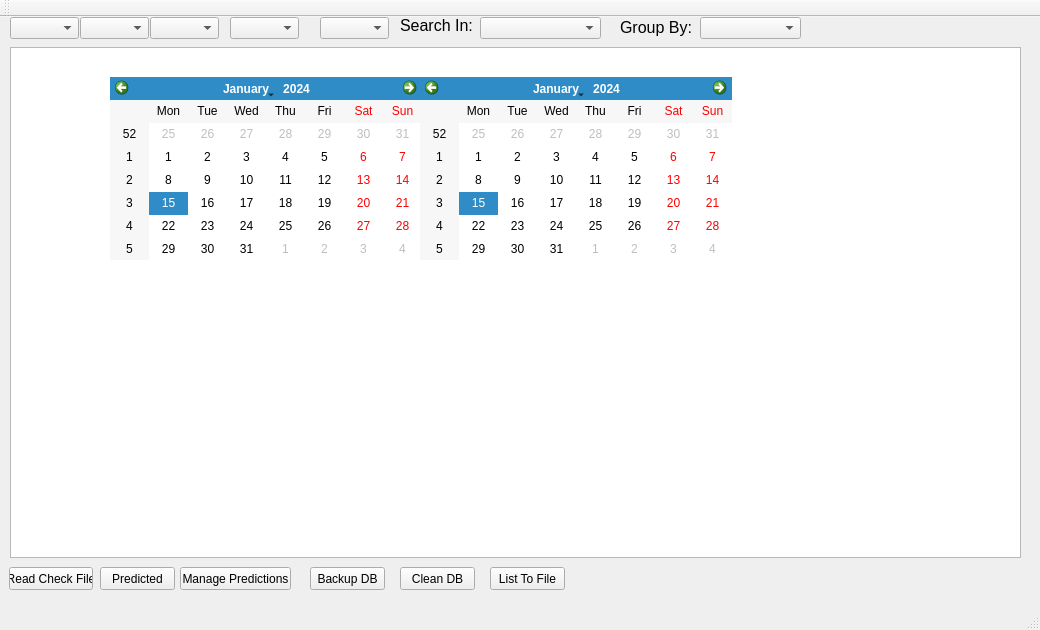
The window that mainwindow.ui (n6nq/checking) describes before a commit, drawn with Qt 5.
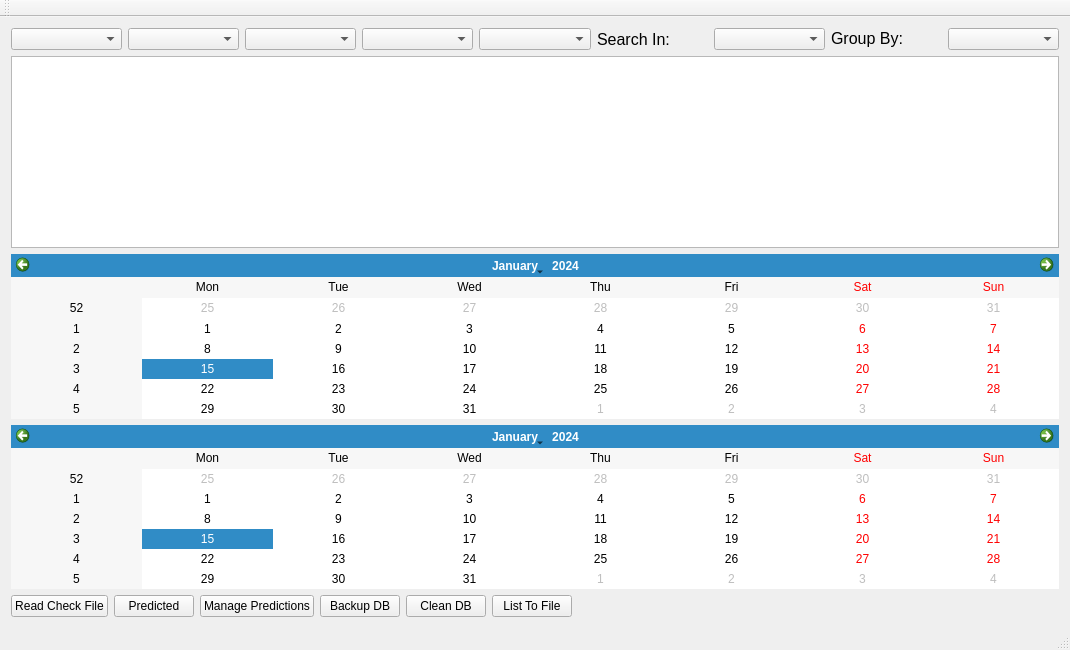
The same window after the commit.

Commit message: Added correct re-sizing to main, managecatergories and readcheckfile dialogs.  More to do.

The edit to the form file:
```diff
--- a/mainwindow.ui
+++ b/mainwindow.ui
@@ -6,49 +6,19 @@
    <rect>
     <x>0</x>
     <y>0</y>
-    <width>1040</width>
-    <height>630</height>
+    <width>1070</width>
+    <height>650</height>
    </rect>
   </property>
   <property name="windowTitle">
    <string>MainWindow</string>
   </property>
   <widget class="QWidget" name="centralWidget">
-   <widget class="QPushButton" name="btnChart">
-    <property name="geometry">
-     <rect>
-      <x>100</x>
-      <y>550</y>
-      <width>75</width>
-      <height>23</height>
-     </rect>
-    </property>
-    <property name="text">
-     <string>Predicted</string>
-    </property>
-   </widget>
-   <widget class="QPushButton" name="btnReadFile">
-    <property name="geometry">
-     <rect>
-      <x>9</x>
-      <y>550</y>
-      <width>84</width>
-      <height>23</height>
-     </rect>
-    </property>
-    <property name="text">
-     <string>Read Check File</string>
-    </property>
-   </widget>
+   <layout class="QVBoxLayout" name="verticalLayout">
+    <item>
+     <layout class="QHBoxLayout" name="horizontalLayout_3">
+      <item>
    <widget class="QComboBox" name="cbCategory">
-    <property name="geometry">
-     <rect>
-      <x>10</x>
-      <y>0</y>
-      <width>69</width>
-      <height>22</height>
-     </rect>
-    </property>
     <property name="whatsThis">
      <string extracomment="Select sort order or category"/>
     </property>
@@ -62,55 +32,56 @@
      <number>0</number>
     </property>
    </widget>
-   <widget class="QComboBox" name="cbDate">
-    <property name="geometry">
-     <rect>
-      <x>80</x>
-      <y>0</y>
-      <width>69</width>
-      <height>22</height>
-     </rect>
-    </property>
-   </widget>
-   <widget class="QComboBox" name="cbAmount">
-    <property name="geometry">
-     <rect>
-      <x>150</x>
-      <y>0</y>
-      <width>69</width>
-      <height>22</height>
-     </rect>
-    </property>
-   </widget>
-   <widget class="QComboBox" name="cbCheckNum">
-    <property name="geometry">
-     <rect>
-      <x>230</x>
-      <y>0</y>
-      <width>69</width>
-      <height>22</height>
-     </rect>
-    </property>
-   </widget>
-   <widget class="QComboBox" name="cbDescription">
-    <property name="geometry">
-     <rect>
-      <x>320</x>
-      <y>0</y>
-      <width>69</width>
-      <height>22</height>
-     </rect>
-    </property>
-   </widget>
+      </item>
+      <item>
+       <widget class="QComboBox" name="cbDate"/>
+      </item>
+      <item>
+       <widget class="QComboBox" name="cbAmount"/>
+      </item>
+      <item>
+       <widget class="QComboBox" name="cbCheckNum"/>
+      </item>
+      <item>
+       <widget class="QComboBox" name="cbDescription"/>
+      </item>
+      <item>
+       <widget class="QLabel" name="labelSearchIn">
+        <property name="font">
+         <font>
+          <pointsize>12</pointsize>
+         </font>
+        </property>
+        <property name="text">
+         <string>Search In:</string>
+        </property>
+       </widget>
+      </item>
+      <item>
+       <widget class="QComboBox" name="cbSearchIn"/>
+      </item>
+      <item>
+       <widget class="QLabel" name="label">
+        <property name="font">
+         <font>
+          <pointsize>12</pointsize>
+         </font>
+        </property>
+        <property name="text">
+         <string>Group By:</string>
+        </property>
+        <property name="textFormat">
+         <enum>Qt::RichText</enum>
+        </property>
+       </widget>
+      </item>
+      <item>
+       <widget class="QComboBox" name="cbGroupBy"/>
+      </item>
+     </layout>
+    </item>
+    <item>
    <widget class="QListView" name="listEntries">
-    <property name="geometry">
-     <rect>
-      <x>10</x>
-      <y>30</y>
-      <width>1011</width>
-      <height>511</height>
-     </rect>
-    </property>
     <property name="font">
      <font>
       <family>Courier New</family>
@@ -136,137 +107,77 @@
      <number>0</number>
     </property>
    </widget>
-   <widget class="QCalendarWidget" name="calendar1">
-    <property name="geometry">
-     <rect>
-      <x>110</x>
-      <y>60</y>
-      <width>312</width>
-      <height>183</height>
-     </rect>
-    </property>
-   </widget>
-   <widget class="QCalendarWidget" name="calendar2">
-    <property name="geometry">
-     <rect>
-      <x>420</x>
-      <y>60</y>
-      <width>312</width>
-      <height>183</height>
-     </rect>
-    </property>
-   </widget>
-   <widget class="QComboBox" name="cbSearchIn">
-    <property name="geometry">
-     <rect>
-      <x>480</x>
-      <y>0</y>
-      <width>121</width>
-      <height>22</height>
-     </rect>
-    </property>
-   </widget>
-   <widget class="QLabel" name="labelSearchIn">
-    <property name="geometry">
-     <rect>
-      <x>400</x>
-      <y>0</y>
-      <width>81</width>
-      <height>16</height>
-     </rect>
-    </property>
-    <property name="font">
-     <font>
-      <pointsize>12</pointsize>
-     </font>
-    </property>
+    </item>
+    <item>
+     <widget class="QCalendarWidget" name="calendar2"/>
+    </item>
+    <item>
+     <widget class="QCalendarWidget" name="calendar1"/>
+    </item>
+    <item>
+     <layout class="QHBoxLayout" name="horizontalLayout_2">
+      <item>
+       <layout class="QHBoxLayout" name="horizontalLayout">
+        <item>
+         <widget class="QPushButton" name="btnReadFile">
     <property name="text">
-     <string>Search In:</string>
-    </property>
-   </widget>
-   <widget class="QLabel" name="label">
-    <property name="geometry">
-     <rect>
-      <x>620</x>
-      <y>0</y>
-      <width>71</width>
-      <height>21</height>
-     </rect>
-    </property>
-    <property name="font">
-     <font>
-      <pointsize>12</pointsize>
-     </font>
-    </property>
+           <string>Read Check File</string>
+          </property>
+         </widget>
+        </item>
+        <item>
+         <widget class="QPushButton" name="btnChart">
     <property name="text">
-     <string>Group By:</string>
-    </property>
-    <property name="textFormat">
-     <enum>Qt::RichText</enum>
-    </property>
-   </widget>
-   <widget class="QComboBox" name="cbGroupBy">
-    <property name="geometry">
-     <rect>
-      <x>700</x>
-      <y>0</y>
-      <width>101</width>
-      <height>22</height>
-     </rect>
-    </property>
-   </widget>
+           <string>Predicted</string>
+          </property>
+         </widget>
+        </item>
+        <item>
    <widget class="QPushButton" name="btnMngPredict">
-    <property name="geometry">
-     <rect>
-      <x>180</x>
-      <y>550</y>
-      <width>111</width>
-      <height>23</height>
-     </rect>
-    </property>
     <property name="text">
      <string>Manage Predictions</string>
     </property>
    </widget>
+        </item>
+        <item>
    <widget class="QPushButton" name="btnBackup">
-    <property name="geometry">
-     <rect>
-      <x>310</x>
-      <y>550</y>
-      <width>75</width>
-      <height>23</height>
-     </rect>
-    </property>
     <property name="text">
      <string>Backup DB</string>
     </property>
    </widget>
+        </item>
+        <item>
    <widget class="QPushButton" name="btnCleanDB">
-    <property name="geometry">
-     <rect>
-      <x>400</x>
-      <y>550</y>
-      <width>75</width>
-      <height>23</height>
-     </rect>
-    </property>
     <property name="text">
      <string>Clean DB</string>
     </property>
    </widget>
+        </item>
+        <item>
    <widget class="QPushButton" name="btnListToFile">
-    <property name="geometry">
-     <rect>
-      <x>490</x>
-      <y>550</y>
-      <width>75</width>
-      <height>23</height>
-     </rect>
-    </property>
     <property name="text">
      <string>List To File</string>
     </property>
    </widget>
+        </item>
+       </layout>
+      </item>
+      <item>
+       <spacer name="horizontalSpacer">
+        <property name="orientation">
+         <enum>Qt::Horizontal</enum>
+        </property>
+        <property name="sizeHint" stdset="0">
+         <size>
+          <width>388</width>
+          <height>20</height>
+         </size>
+        </property>
+       </spacer>
+      </item>
+     </layout>
+    </item>
+   </layout>
    <zorder>listEntries</zorder>
    <zorder>btnChart</zorder>
    <zorder>btnReadFile</zorder>
```
Left out of the diff: 3 changed lines with no effect on the pictures. Lines whose indentation alone changed are shown as unchanged. The commit also changes 7 other files.
